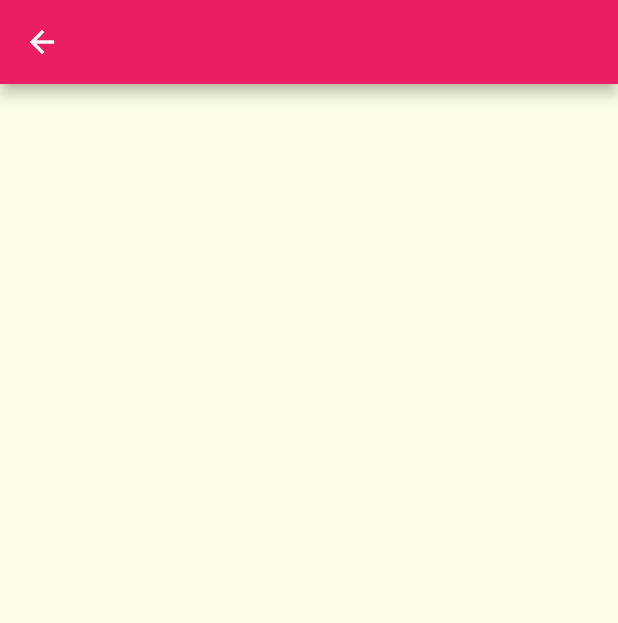
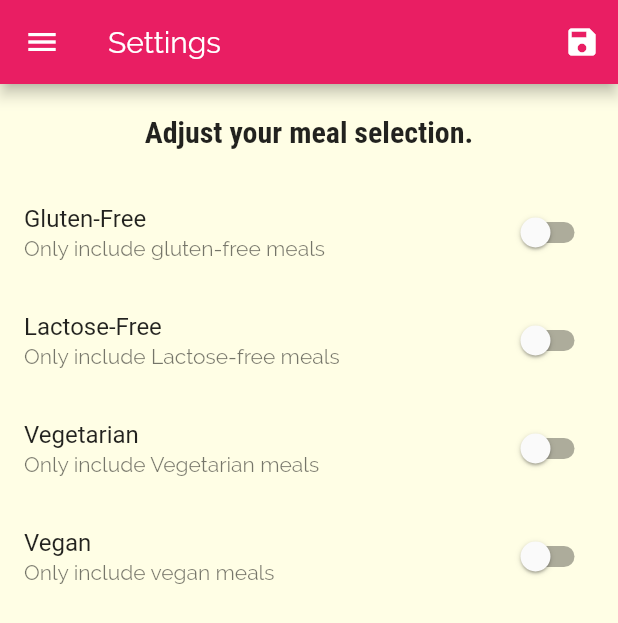
Before and after one commit to MedhatMohamed5/meals, a Flutter app: the SettingsScreen screen opened by its route, on a phone screen of 412 x 824 dp. Shown: the top 623 px of the screen. Run offline on Flutter 3.47's test engine with Material 2 defaults, Android fonts, the phone set to English and light mode, and no system bars.

Commit message:
Add filters and passing it to the screens Till Lesson 178

```diff
--- a/lib/main.dart
+++ b/lib/main.dart
@@ -1,15 +1,57 @@
 import 'package:flutter/material.dart';
+
+import './dummy_data.dart';
 import './screens/tabs_screen.dart';
 import './screens/meal_detail_screen.dart';
 import './screens/category_meals_screen.dart';
 import './screens/categories_screen.dart';
 import './screens/settings_screen.dart';
 
+import './models/meal.dart';
+
 void main() {
   runApp(MyApp());
 }
 
-class MyApp extends StatelessWidget {
+class MyApp extends StatefulWidget {
+  @override
+  _MyAppState createState() => _MyAppState();
+}
+
+class _MyAppState extends State<MyApp> {
+  Map<String, bool> _filters = {
+    'gluten': false,
+    'lactose': false,
+    'vegan': false,
+    'vegetarian': false,
+  };
+
+  List<Meal> _availableMeals = DUMMY_MEALS;
+
+  void _setFilters(Map<String, bool> filterData) {
+    setState(() {
+      _filters = filterData;
+
+      _availableMeals = DUMMY_MEALS.where(
+        (meal) {
+          if (_filters['gluten'] && !meal.isGlutenFree) {
+            return false;
+          }
+          if (_filters['lactose'] && !meal.isLactoseFree) {
+            return false;
+          }
+          if (_filters['vegan'] && !meal.isVegan) {
+            return false;
+          }
+          if (_filters['vegetarian'] && !meal.isVegetarian) {
+            return false;
+          }
+          return true;
+        },
+      ).toList();
+    });
+  }
+
   @override
   Widget build(BuildContext context) {
     return MaterialApp(
@@ -38,9 +80,13 @@ class MyApp extends StatelessWidget {
       initialRoute: '/',
       routes: {
         '/': (ctx) => TabsScreen(),
-        CategoryMealsScreen.routeName: (ctx) => CategoryMealsScreen(),
+        CategoryMealsScreen.routeName: (ctx) =>
+            CategoryMealsScreen(_availableMeals),
         MealDetailScreen.routeName: (ctx) => MealDetailScreen(),
-        SettingsScreen.routeName: (ctx) => SettingsScreen(),
+        SettingsScreen.routeName: (ctx) => SettingsScreen(
+              saveFilters: _setFilters,
+              currentFilters: _filters,
+            ),
       },
       // onGenerateRoute: (settings) {
       // print(settings.arguments);
@@ -57,24 +103,3 @@ class MyApp extends StatelessWidget {
     );
   }
 }
-
-class MyHomePage extends StatefulWidget {
-  MyHomePage({Key key, this.title}) : super(key: key);
-
-  final String title;
-
-  @override
-  _MyHomePageState createState() => _MyHomePageState();
-}
-
-class _MyHomePageState extends State<MyHomePage> {
-  @override
-  Widget build(BuildContext context) {
-    return Scaffold(
-      appBar: AppBar(
-        title: Text(widget.title),
-      ),
-      body: Center(child: Text('Navigation Time!')),
-    );
-  }
-}
--- a/lib/screens/category_meals_screen.dart
+++ b/lib/screens/category_meals_screen.dart
@@ -5,6 +5,10 @@ import '../models/meal.dart';
 
 class CategoryMealsScreen extends StatefulWidget {
   static const routeName = '/category-meals';
+
+  final List<Meal> availableMeals;
+
+  CategoryMealsScreen(this.availableMeals);
 
   @override
   _CategoryMealsScreenState createState() => _CategoryMealsScreenState();
@@ -51,7 +55,7 @@ class _CategoryMealsScreenState extends State<CategoryMealsScreen> {
 
       title = routeArgs['title'];
 
-      meals = DUMMY_MEALS
+      meals = widget.availableMeals
           .where(
             (element) => element.categories.contains(id),
           )
--- a/lib/screens/settings_screen.dart
+++ b/lib/screens/settings_screen.dart
@@ -1,14 +1,128 @@
 import 'package:flutter/material.dart';
+import '../widgets/main_drawer.dart';
 
-class SettingsScreen extends StatelessWidget {
+class SettingsScreen extends StatefulWidget {
   static const routeName = '/settings';
-  const SettingsScreen({Key key}) : super(key: key);
+  final Function saveFilters;
+  final Map<String, bool> currentFilters;
+  const SettingsScreen({
+    Key key,
+    @required this.saveFilters,
+    @required this.currentFilters,
+  }) : super(key: key);
+
+  @override
+  _SettingsScreenState createState() => _SettingsScreenState();
+}
+
+class _SettingsScreenState extends State<SettingsScreen> {
+  bool _glutenFree = false;
+  bool _vegetarian = false;
+  bool _vegan = false;
+  bool _lactoseFree = false;
+  @override
+  void initState() {
+    _glutenFree = widget.currentFilters['gluten'];
+    _vegetarian = widget.currentFilters['vegetarian'];
+    _vegan = widget.currentFilters['vegan'];
+    _lactoseFree = widget.currentFilters['lactose'];
+    super.initState();
+  }
 
   @override
   Widget build(BuildContext context) {
     return Scaffold(
-      appBar: AppBar(),
-      body: Container(),
+      appBar: AppBar(
+        title: Text(
+          'Settings',
+        ),
+        actions: [
+          IconButton(
+            icon: Icon(Icons.save),
+            onPressed: () {
+              final Map<String, bool> selectedFilters = {
+                'gluten': _glutenFree,
+                'lactose': _lactoseFree,
+                'vegan': _vegan,
+                'vegetarian': _vegetarian,
+              };
+              widget.saveFilters(selectedFilters);
+            },
+          ),
+        ],
+      ),
+      drawer: MainDrawer(),
+      body: Column(
+        children: [
+          Padding(
+            padding: const EdgeInsets.all(20),
+            child: Text(
+              'Adjust your meal selection.',
+              style: Theme.of(context).textTheme.headline6,
+            ),
+          ),
+          Expanded(
+            child: ListView(
+              children: [
+                _buildSwitchListTile(
+                  'Gluten-Free',
+                  'Only include gluten-free meals',
+                  _glutenFree,
+                  (val) {
+                    setState(() {
+                      _glutenFree = val;
+                    });
+                  },
+                ),
+                _buildSwitchListTile(
+                  'Lactose-Free',
+                  'Only include Lactose-free meals',
+                  _lactoseFree,
+                  (val) {
+                    setState(() {
+                      _lactoseFree = val;
+                    });
+                  },
+                ),
+                _buildSwitchListTile(
+                  'Vegetarian',
+                  'Only include Vegetarian meals',
+                  _vegetarian,
+                  (val) {
+                    setState(() {
+                      _vegetarian = val;
+                    });
+                  },
+                ),
+                _buildSwitchListTile(
+                  'Vegan',
+                  'Only include vegan meals',
+                  _vegan,
+                  (val) {
+                    setState(() {
+                      _vegan = val;
+                    });
+                  },
+                ),
+              ],
+            ),
+          ),
+        ],
+      ),
+    );
+  }
+
+  SwitchListTile _buildSwitchListTile(
+    String title,
+    String subTitle,
+    bool currentValue,
+    Function update,
+  ) {
+    return SwitchListTile(
+      title: Text(title),
+      subtitle: Text(subTitle),
+      value: currentValue,
+      onChanged: update,
     );
   }
 }
```
